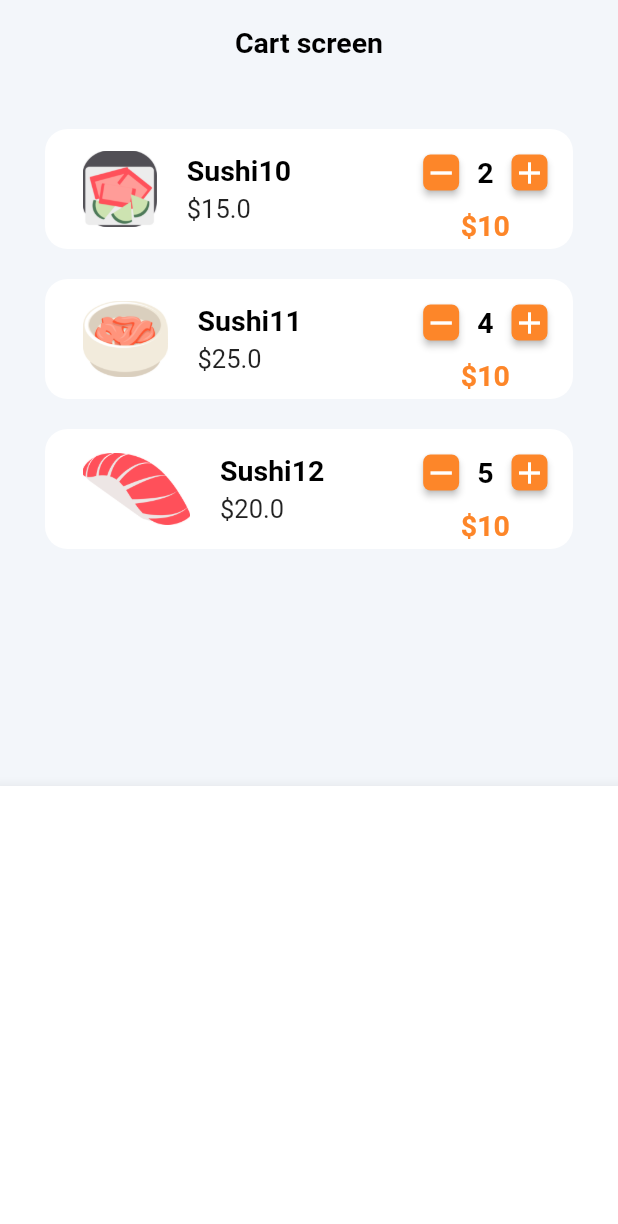
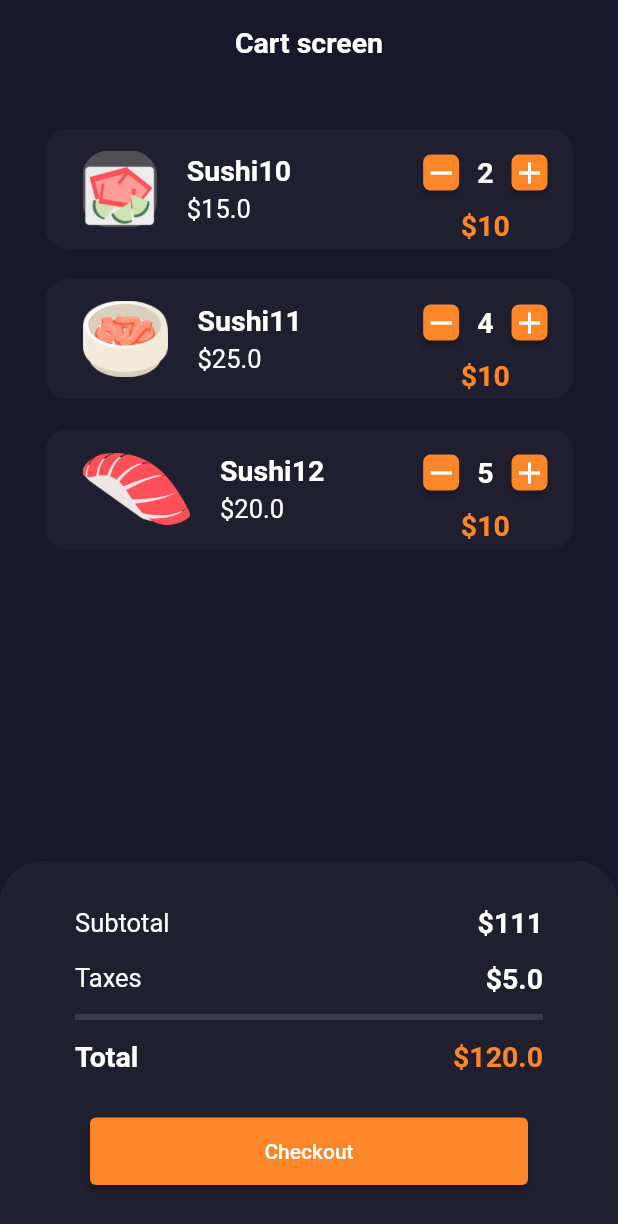
Before and after one commit to 1yuken/flutter_project, a Flutter app: the screen it shows after launch, on a phone screen of 412 x 824 dp. Shown: the top 1224 px of the screen. Run offline on Flutter 3.47's test engine with Material 2 defaults, Android fonts, the phone set to English and light mode, and no system bars; our stand-ins replace badges, font_awesome_flutter.

Commit message:
cart design

```diff
--- a/lib/main.dart
+++ b/lib/main.dart
@@ -16,7 +16,7 @@ class MyApp extends StatelessWidget {
   Widget build(BuildContext context) {
     return MaterialApp(
       title: 'Japan Eat',
-      theme: AppTheme.lightTheme,
+      theme: AppTheme.darkTheme,
       home: const CartScreen(),
     );
   }
--- a/lib/ui/screens/cart_screen.dart
+++ b/lib/ui/screens/cart_screen.dart
@@ -26,6 +26,7 @@ class CartScreenState extends State<CartScreen> {
       bottomNavigationBar: _bottomAppBar(),
     );
   }
+
   PreferredSizeWidget _appBar(BuildContext context) {
     return AppBar(
       title: Text(
@@ -45,7 +46,9 @@ class CartScreenState extends State<CartScreen> {
           padding: const EdgeInsets.all(5),
           decoration: BoxDecoration(
             borderRadius: BorderRadius.circular(15),
-          color: Colors.white,
+            color: Theme.of(context).brightness == Brightness.light
+                ? Colors.white
+                : DarkThemeColor.primaryLight,
           ),
           child: Row(
             mainAxisAlignment: MainAxisAlignment.spaceEvenly,
@@ -88,8 +91,8 @@ class CartScreenState extends State<CartScreen> {
                   ),
                   Text(
                     "\$10",
-                    style: AppTextStyle.h2Style.copyWith(color:
-                    LightThemeColor.accent),
+                    style: AppTextStyle.h2Style
+                        .copyWith(color: LightThemeColor.accent),
                   )
                 ],
               )
@@ -104,12 +107,100 @@ class CartScreenState extends State<CartScreen> {
   }
 
   Widget _bottomAppBar() {
-    return BottomAppBar(
+    return ClipRRect(
+      borderRadius: const BorderRadius.only(
+        topLeft: Radius.circular(30),
+        topRight: Radius.circular(30),
+      ),
+      child: BottomAppBar(
           child: SizedBox(
-            height: 300,
+              height: 250,
               child: Container(
-              color: Colors.white,
-            )));
+                color: Theme.of(context).brightness == Brightness.dark
+                    ? DarkThemeColor.primaryLight
+                    : Colors.white,
+                child: Padding(
+                  padding: const EdgeInsets.all(30),
+                  child: SingleChildScrollView(
+                    child: Column(
+                      children: [
+                        Padding(
+                          padding: const EdgeInsets.symmetric(horizontal: 20),
+                          child: Row(
+                            mainAxisAlignment: MainAxisAlignment.spaceBetween,
+                            children: [
+                              Text(
+                                "Subtotal",
+                                style:
+                                    Theme.of(context).textTheme.headlineSmall,
+                              ),
+                              Text(
+                                "\$111",
+                                style:
+                                    Theme.of(context).textTheme.displayMedium,
+                              ),
+                            ],
+                          ),
+                        ),
+                        const SizedBox(height: 15),
+                        Padding(
+                          padding: const EdgeInsets.symmetric(horizontal: 20),
+                          child: Row(
+                            mainAxisAlignment: MainAxisAlignment.spaceBetween,
+                            children: [
+                              Text(
+                                "Taxes",
+                                style:
+                                    Theme.of(context).textTheme.headlineSmall,
+                              ),
+                              Text(
+                                "\$${5.00}",
+                                style:
+                                    Theme.of(context).textTheme.displayMedium,
+                              ),
+                            ],
+                          ),
+                        ),
+                        const Padding(
+                          padding: EdgeInsets.symmetric(horizontal: 20),
+                          child: Divider(thickness: 4.0, height: 30.0),
+                        ),
+                        Padding(
+                          padding: const EdgeInsets.symmetric(horizontal: 20),
+                          child: Row(
+                            mainAxisAlignment: MainAxisAlignment.spaceBetween,
+                            children: [
+                              Text(
+                                "Total",
+                                style:
+                                    Theme.of(context).textTheme.displayMedium,
+                              ),
+                              Text(
+                                "\$120.0",
+                                style: AppTextStyle.h2Style.copyWith(
+                                  color: LightThemeColor.accent,
+                                ),
+                              ),
+                            ],
+                          ),
+                        ),
+                        const SizedBox(height: 30),
+                        SizedBox(
+                          width: double.infinity,
+                          height: 45,
+                          child: Padding(
+                            padding: const EdgeInsets.symmetric(horizontal: 30),
+                            child: ElevatedButton(
+                              onPressed: () {},
+                              child: const Text("Checkout"),
+                            ),
+                          ),
+                        )
+                      ],
+                    ),
+                  ),
+                ),
+              ))),
+    );
   }
-
 }
--- a/lib/ui_kit/app_theme.dart
+++ b/lib/ui_kit/app_theme.dart
@@ -4,6 +4,7 @@ import '_ui_kit.dart';
 
 class AppTheme {
   const AppTheme._();
+
 
   static ThemeData lightTheme = ThemeData(
     brightness: Brightness.light,
@@ -24,8 +25,8 @@ class AppTheme {
       bodyLarge: AppTextStyle.bodyTextLight,
       titleMedium: AppTextStyle.subtitleLight,
     ),
-      hintColor: Colors.black45,
-      inputDecorationTheme: const InputDecorationTheme(
+    hintColor: Colors.black45,
+    inputDecorationTheme: const InputDecorationTheme(
       border: OutlineInputBorder(borderSide: BorderSide.none),
       enabledBorder: OutlineInputBorder(
         borderRadius: BorderRadius.all(Radius.circular(25)),
@@ -39,7 +40,16 @@ class AppTheme {
       contentPadding: EdgeInsets.all(20),
       fillColor: Colors.white,
     ),
+    elevatedButtonTheme: ElevatedButtonThemeData(
+      style: ButtonStyle(
+        backgroundColor: MaterialStateProperty.all<Color>(
+          LightThemeColor.accent,
+        ),
+      ),
+    ),
   );
+
+
   static ThemeData darkTheme = ThemeData(
     brightness: Brightness.dark,
     scaffoldBackgroundColor: DarkThemeColor.primaryDark,
@@ -60,8 +70,8 @@ class AppTheme {
       bodyLarge: AppTextStyle.bodyTextLight.copyWith(color: Colors.white),
       titleMedium: AppTextStyle.subtitleLight.copyWith(color: Colors.white60),
     ),
-      hintColor: Colors.white60,
-      inputDecorationTheme: const InputDecorationTheme(
+    hintColor: Colors.white60,
+    inputDecorationTheme: const InputDecorationTheme(
       enabledBorder: OutlineInputBorder(
         borderRadius: BorderRadius.all(Radius.circular(25)),
         borderSide: BorderSide(color: Colors.transparent),
@@ -74,5 +84,12 @@ class AppTheme {
       contentPadding: EdgeInsets.all(20),
       fillColor: DarkThemeColor.primaryLight,
     ),
+    elevatedButtonTheme: ElevatedButtonThemeData(
+      style: ButtonStyle(
+        backgroundColor: MaterialStateProperty.all<Color>(
+          LightThemeColor.accent,
+        ),
+      ),
+    ),
   );
 }
```
Lines whose indentation alone changed are shown as unchanged.
